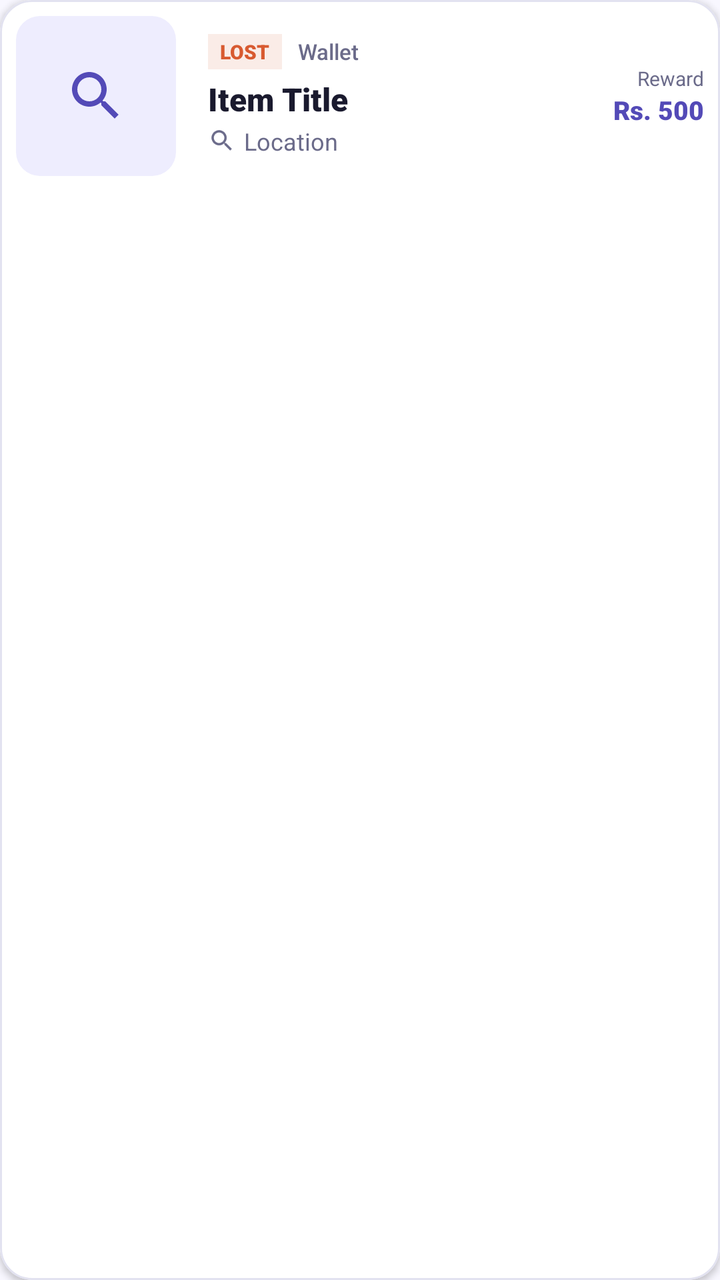
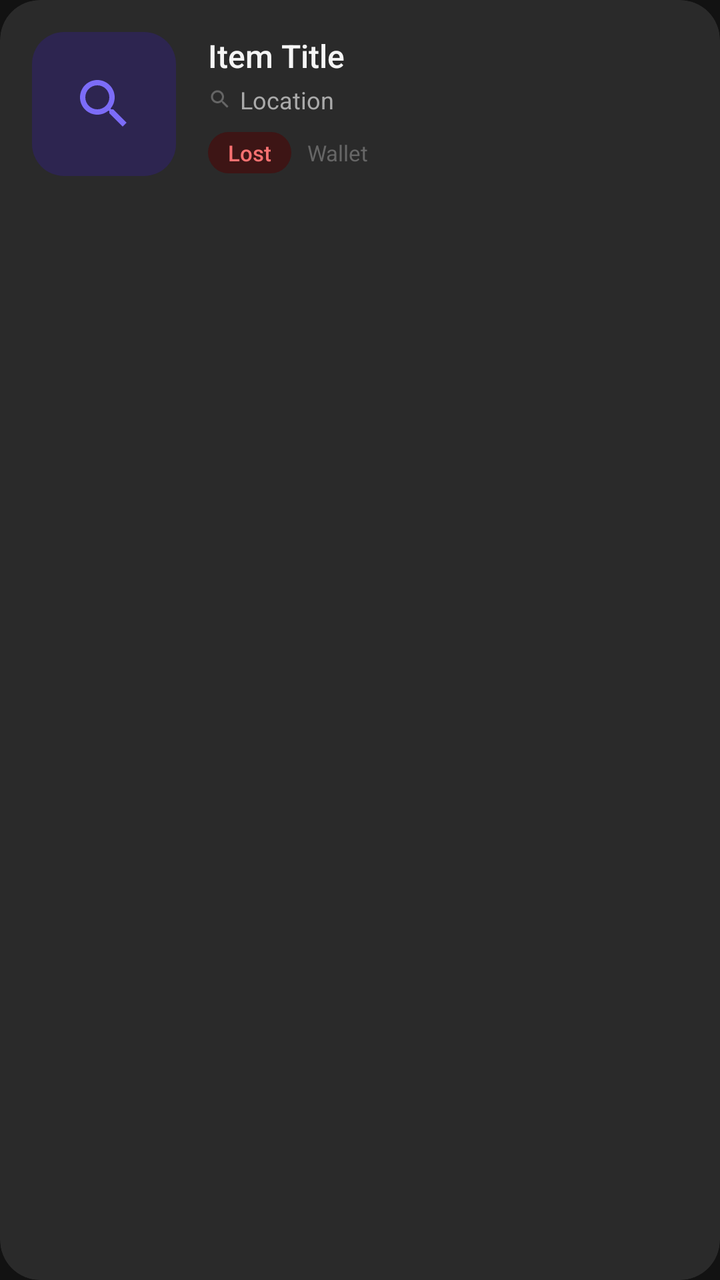

Screens rendered from an Android XML layout before and after an edit, with the pre-edit source and the edit as a unified diff.
<!-- AndroidManifest.xml: application theme Theme.Findora -->
<!-- res/layout/item_card.xml -->
<?xml version="1.0" encoding="utf-8"?>
<com.google.android.material.card.MaterialCardView xmlns:android="http://schemas.android.com/apk/res/android"
    xmlns:app="http://schemas.android.com/apk/res-auto"
    style="@style/Widget.Findora.Card"
    android:layout_width="match_parent"
    android:layout_height="wrap_content"
    android:layout_marginHorizontal="@dimen/spacing_small"
    android:layout_marginVertical="6dp">

    <LinearLayout
        android:layout_width="match_parent"
        android:layout_height="wrap_content"
        android:gravity="center_vertical"
        android:orientation="horizontal"
        android:padding="@dimen/spacing_small">

        
        <com.google.android.material.card.MaterialCardView
            android:layout_width="80dp"
            android:layout_height="80dp"
            app:cardCornerRadius="12dp"
            app:cardElevation="0dp"
            app:strokeWidth="0dp">

            <FrameLayout
                android:layout_width="match_parent"
                android:layout_height="match_parent">

                <ImageView
                    android:id="@+id/ivItemImage"
                    android:layout_width="match_parent"
                    android:layout_height="match_parent"
                    android:scaleType="centerCrop"
                    android:visibility="gone" />

                <FrameLayout
                    android:id="@+id/layoutIconPlaceholder"
                    android:layout_width="match_parent"
                    android:layout_height="match_parent"
                    android:background="@color/light_purple">

                    <ImageView
                        android:id="@+id/ivPlaceholderIcon"
                        android:layout_width="32dp"
                        android:layout_height="32dp"
                        android:layout_gravity="center"
                        android:src="@drawable/ic_search"
                        app:tint="@color/primary_purple" />
                </FrameLayout>
            </FrameLayout>
        </com.google.android.material.card.MaterialCardView>

        
        <LinearLayout
            android:layout_width="0dp"
            android:layout_height="wrap_content"
            android:layout_marginStart="@dimen/spacing_medium"
            android:layout_weight="1"
            android:orientation="vertical">

            <LinearLayout
                android:layout_width="wrap_content"
                android:layout_height="wrap_content"
                android:gravity="center_vertical"
                android:orientation="horizontal">

                <TextView
                    android:id="@+id/tvTypeBadge"
                    android:layout_width="wrap_content"
                    android:layout_height="wrap_content"
                    android:background="@color/light_red"
                    android:paddingHorizontal="6dp"
                    android:paddingVertical="2dp"
                    android:text="LOST"
                    android:textColor="@color/error_red"
                    android:textSize="10sp"
                    android:fontFamily="sans-serif-black" />

                <TextView
                    android:id="@+id/tvCategory"
                    android:layout_width="wrap_content"
                    android:layout_height="wrap_content"
                    android:layout_marginStart="8dp"
                    android:text="Wallet"
                    android:textColor="@color/text_gray"
                    android:textSize="11sp"
                    android:fontFamily="sans-serif-medium" />
            </LinearLayout>

            <TextView
                android:id="@+id/tvTitle"
                android:layout_width="match_parent"
                android:layout_height="wrap_content"
                android:layout_marginTop="4dp"
                android:ellipsize="end"
                android:maxLines="1"
                android:text="Item Title"
                android:textColor="@color/text_dark"
                android:textSize="16sp"
                android:fontFamily="sans-serif-black" />

            <LinearLayout
                android:id="@+id/layoutLocation"
                android:layout_width="match_parent"
                android:layout_height="wrap_content"
                android:layout_marginTop="2dp"
                android:gravity="center_vertical"
                android:orientation="horizontal">

                <ImageView
                    android:layout_width="14dp"
                    android:layout_height="14dp"
                    android:src="@drawable/ic_search"
                    app:tint="@color/text_gray" />

                <TextView
                    android:id="@+id/tvLocation"
                    android:layout_width="wrap_content"
                    android:layout_height="wrap_content"
                    android:layout_marginStart="4dp"
                    android:ellipsize="end"
                    android:maxLines="1"
                    android:text="Location"
                    android:textColor="@color/text_gray"
                    android:textSize="12sp" />
            </LinearLayout>
        </LinearLayout>

        
        <LinearLayout
            android:id="@+id/layoutReward"
            android:layout_width="wrap_content"
            android:layout_height="wrap_content"
            android:gravity="end"
            android:orientation="vertical"
            android:paddingStart="@dimen/spacing_small">

            <TextView
                android:layout_width="wrap_content"
                android:layout_height="wrap_content"
                android:text="Reward"
                android:textColor="@color/text_gray"
                android:textSize="10sp" />

            <TextView
                android:id="@+id/tvReward"
                android:layout_width="wrap_content"
                android:layout_height="wrap_content"
                android:text="Rs. 500"
                android:textColor="@color/primary_purple"
                android:textSize="13sp"
                android:fontFamily="sans-serif-black" />
        </LinearLayout>

    </LinearLayout>
</com.google.android.material.card.MaterialCardView>
<!-- resources referenced by this layout -->
<resources>
  <color name="error_red">#D85A30</color>
  <color name="light_purple">#EEEDFE</color>
  <color name="light_red">#FAECE7</color>
  <color name="primary_purple">#534AB7</color>
  <color name="text_dark">#1A1A2E</color>
  <color name="text_gray">#6B6B8A</color>
  <style name="Widget.Findora.Card" parent="Widget.Material3.CardView.Elevated">
          <item name="cardCornerRadius">16dp</item>
          <item name="cardElevation">2dp</item>
          <item name="strokeColor">@color/card_border</item>
          <item name="strokeWidth">1dp</item>
          <item name="cardBackgroundColor">@color/white</item>
      </style>
  <style name="Theme.Findora" parent="Theme.Material3.DayNight.NoActionBar">
          
          <item name="colorPrimary">@color/primary_purple</item>
          <item name="colorOnPrimary">@color/white</item>
          <item name="colorPrimaryContainer">@color/light_purple</item>
          <item name="colorOnPrimaryContainer">@color/dark_purple</item>
  
          
          <item name="colorSecondary">@color/success_green</item>
          <item name="colorOnSecondary">@color/white</item>
          <item name="colorSecondaryContainer">@color/light_green</item>
          <item name="colorOnSecondaryContainer">@color/success_green</item>
  
          
          <item name="android:statusBarColor">@color/screen_background</item>
          <item name="android:windowLightStatusBar">true</item>
          
          
          <item name="android:windowBackground">@color/screen_background</item>
  
          
          <item name="materialButtonStyle">@style/Widget.Findora.Button</item>
          <item name="materialCardViewStyle">@style/Widget.Findora.Card</item>
          <item name="textInputStyle">@style/Widget.Findora.TextInputLayout</item>
      </style>
  <color name="card_border">#E2E2F0</color>
  <color name="dark_purple">#3C3489</color>
  <color name="success_green">#1D9E75</color>
  <color name="light_green">#E1F5EE</color>
  <color name="screen_background">#F8F7FF</color>
  <style name="Widget.Findora.Button" parent="Widget.Material3.Button">
          <item name="cornerRadius">12dp</item>
          <item name="android:insetTop">0dp</item>
          <item name="android:insetBottom">0dp</item>
          <item name="android:textAllCaps">false</item>
          <item name="android:fontFamily">sans-serif-medium</item>
          <item name="android:paddingTop">12dp</item>
          <item name="android:paddingBottom">12dp</item>
      </style>
  <style name="Widget.Findora.TextInputLayout" parent="Widget.Material3.TextInputLayout.OutlinedBox">
          <item name="boxCornerRadiusTopStart">12dp</item>
          <item name="boxCornerRadiusTopEnd">12dp</item>
          <item name="boxCornerRadiusBottomStart">12dp</item>
          <item name="boxCornerRadiusBottomEnd">12dp</item>
          <item name="boxStrokeColor">@color/primary_purple</item>
          <item name="hintTextColor">@color/primary_purple</item>
          <item name="android:textColorHint">@color/text_gray</item>
      </style>
  <!-- unchanged entries left out for length: 4 -->
</resources>

<!-- the commit's change to res/layout/item_card.xml (unified diff, before → after) -->
@@ -1,24 +1,26 @@
 <?xml version="1.0" encoding="utf-8"?>
-<com.google.android.material.card.MaterialCardView xmlns:android="http://schemas.android.com/apk/res/android"
+<com.google.android.material.card.MaterialCardView
+    xmlns:android="http://schemas.android.com/apk/res/android"
     xmlns:app="http://schemas.android.com/apk/res-auto"
     style="@style/Widget.Findora.Card"
     android:layout_width="match_parent"
     android:layout_height="wrap_content"
-    android:layout_marginHorizontal="@dimen/spacing_small"
-    android:layout_marginVertical="6dp">
+    android:layout_marginHorizontal="0dp"
+    android:layout_marginVertical="6dp"
+    app:rippleColor="#1A7C6CF8">
 
     <LinearLayout
         android:layout_width="match_parent"
         android:layout_height="wrap_content"
         android:gravity="center_vertical"
         android:orientation="horizontal"
-        android:padding="@dimen/spacing_small">
+        android:padding="@dimen/spacing_medium">
 
         
         <com.google.android.material.card.MaterialCardView
-            android:layout_width="80dp"
-            android:layout_height="80dp"
-            app:cardCornerRadius="12dp"
+            android:layout_width="72dp"
+            android:layout_height="72dp"
+            app:cardCornerRadius="16dp"
             app:cardElevation="0dp"
             app:strokeWidth="0dp">
 
@@ -58,23 +60,66 @@
             android:layout_weight="1"
             android:orientation="vertical">
 
+            
+            <TextView
+                android:id="@+id/tvTitle"
+                android:layout_width="match_parent"
+                android:layout_height="wrap_content"
+                android:ellipsize="end"
+                android:maxLines="1"
+                android:text="Item Title"
+                android:textColor="@color/text_dark"
+                android:textSize="16sp"
+                android:fontFamily="sans-serif-medium" />
+
+            
+            <LinearLayout
+                android:id="@+id/layoutLocation"
+                android:layout_width="match_parent"
+                android:layout_height="wrap_content"
+                android:layout_marginTop="3dp"
+                android:gravity="center_vertical"
+                android:orientation="horizontal">
+
+                <ImageView
+                    android:layout_width="12dp"
+                    android:layout_height="12dp"
+                    android:src="@drawable/ic_search"
+                    app:tint="@color/text_hint" />
+
+                <TextView
+                    android:id="@+id/tvLocation"
+                    android:layout_width="0dp"
+                    android:layout_height="wrap_content"
+                    android:layout_marginStart="4dp"
+                    android:layout_weight="1"
+                    android:ellipsize="end"
+                    android:maxLines="1"
+                    android:text="Location"
+                    android:textColor="@color/text_gray"
+                    android:textSize="12sp" />
+            </LinearLayout>
+
+            
             <LinearLayout
                 android:layout_width="wrap_content"
                 android:layout_height="wrap_content"
+                android:layout_marginTop="@dimen/spacing_small"
                 android:gravity="center_vertical"
                 android:orientation="horizontal">
 
+                
                 <TextView
                     android:id="@+id/tvTypeBadge"
                     android:layout_width="wrap_content"
                     android:layout_height="wrap_content"
-                    android:background="@color/light_red"
-                    android:paddingHorizontal="6dp"
-                    android:paddingVertical="2dp"
-                    android:text="LOST"
+                    android:background="@drawable/bg_badge_lost"
+                    android:paddingHorizontal="10dp"
+                    android:paddingVertical="3dp"
+                    android:text="Lost"
                     android:textColor="@color/error_red"
-                    android:textSize="10sp"
-                    android:fontFamily="sans-serif-black" />
+                    android:textSize="11sp"
+                    android:fontFamily="sans-serif-medium" />
 
                 <TextView
                     android:id="@+id/tvCategory"
@@ -82,47 +127,9 @@
                     android:layout_height="wrap_content"
                     android:layout_marginStart="8dp"
                     android:text="Wallet"
-                    android:textColor="@color/text_gray"
+                    android:textColor="@color/text_hint"
                     android:textSize="11sp"
-                    android:fontFamily="sans-serif-medium" />
-            </LinearLayout>
-
-            <TextView
-                android:id="@+id/tvTitle"
-                android:layout_width="match_parent"
-                android:layout_height="wrap_content"
-                android:layout_marginTop="4dp"
-                android:ellipsize="end"
-                android:maxLines="1"
-                android:text="Item Title"
-                android:textColor="@color/text_dark"
-                android:textSize="16sp"
-                android:fontFamily="sans-serif-black" />
-
-            <LinearLayout
-                android:id="@+id/layoutLocation"
-                android:layout_width="match_parent"
-                android:layout_height="wrap_content"
-                android:layout_marginTop="2dp"
-                android:gravity="center_vertical"
-                android:orientation="horizontal">
-
-                <ImageView
-                    android:layout_width="14dp"
-                    android:layout_height="14dp"
-                    android:src="@drawable/ic_search"
-                    app:tint="@color/text_gray" />
-
-                <TextView
-                    android:id="@+id/tvLocation"
-                    android:layout_width="wrap_content"
-                    android:layout_height="wrap_content"
-                    android:layout_marginStart="4dp"
-                    android:ellipsize="end"
-                    android:maxLines="1"
-                    android:text="Location"
-                    android:textColor="@color/text_gray"
-                    android:textSize="12sp" />
+                    android:fontFamily="sans-serif" />
             </LinearLayout>
         </LinearLayout>
 
@@ -131,25 +138,27 @@
             android:id="@+id/layoutReward"
             android:layout_width="wrap_content"
             android:layout_height="wrap_content"
-            android:gravity="end"
+            android:gravity="center|end"
             android:orientation="vertical"
-            android:paddingStart="@dimen/spacing_small">
+            android:paddingStart="@dimen/spacing_small"
+            android:visibility="gone">
 
             <TextView
                 android:layout_width="wrap_content"
                 android:layout_height="wrap_content"
                 android:text="Reward"
-                android:textColor="@color/text_gray"
+                android:textColor="@color/text_hint"
                 android:textSize="10sp" />
 
             <TextView
                 android:id="@+id/tvReward"
                 android:layout_width="wrap_content"
                 android:layout_height="wrap_content"
+                android:layout_marginTop="2dp"
                 android:text="Rs. 500"
                 android:textColor="@color/primary_purple"
                 android:textSize="13sp"
-                android:fontFamily="sans-serif-black" />
+                android:fontFamily="sans-serif-medium" />
         </LinearLayout>
 
     </LinearLayout>
<!-- resource entries referenced after the edit -->
@@ -1,65 +1,123 @@
 <!-- resources referenced by this layout -->
 <resources>
-  <color name="error_red">#D85A30</color>
-  <color name="light_purple">#EEEDFE</color>
-  <color name="light_red">#FAECE7</color>
-  <color name="primary_purple">#534AB7</color>
-  <color name="text_dark">#1A1A2E</color>
-  <color name="text_gray">#6B6B8A</color>
+  <color name="error_red">#F87171</color>
+  <color name="light_purple">#2D2550</color>
+  <color name="primary_purple">#7C6CF8</color>
+  <color name="text_dark">#F5F5F5</color>
+  <color name="text_gray">#AAAAAA</color>
+  <color name="text_hint">#666666</color>
+  <!-- drawable bg_badge_lost (drawable) -->
+  <?xml version="1.0" encoding="utf-8"?>
+  <shape xmlns:android="http://schemas.android.com/apk/res/android"
+      android:shape="rectangle">
+      <solid android:color="#3D1515" />
+      <corners android:radius="20dp" />
+  </shape>
   <style name="Widget.Findora.Card" parent="Widget.Material3.CardView.Elevated">
-          <item name="cardCornerRadius">16dp</item>
-          <item name="cardElevation">2dp</item>
-          <item name="strokeColor">@color/card_border</item>
-          <item name="strokeWidth">1dp</item>
-          <item name="cardBackgroundColor">@color/white</item>
+          <item name="cardCornerRadius">@dimen/card_corner_radius</item>
+          <item name="cardElevation">0dp</item>
+          <item name="strokeWidth">0dp</item>
+          <item name="cardBackgroundColor">@color/card_background</item>
+          <item name="rippleColor">@color/primary_purple_10</item>
       </style>
-  <style name="Theme.Findora" parent="Theme.Material3.DayNight.NoActionBar">
+  <style name="Theme.Findora" parent="Theme.Material3.Dark.NoActionBar">
+  
           
           <item name="colorPrimary">@color/primary_purple</item>
           <item name="colorOnPrimary">@color/white</item>
           <item name="colorPrimaryContainer">@color/light_purple</item>
-          <item name="colorOnPrimaryContainer">@color/dark_purple</item>
+          <item name="colorOnPrimaryContainer">@color/md_theme_onPrimaryContainer</item>
   
-          
           <item name="colorSecondary">@color/success_green</item>
-          <item name="colorOnSecondary">@color/white</item>
+          <item name="colorOnSecondary">@color/md_theme_onSecondary</item>
           <item name="colorSecondaryContainer">@color/light_green</item>
           <item name="colorOnSecondaryContainer">@color/success_green</item>
   
+          <item name="colorError">@color/error_red</item>
+          <item name="colorOnError">@color/md_theme_onError</item>
+  
+          
+          <item name="android:colorBackground">@color/screen_background</item>
+          <item name="colorSurface">@color/surface_01</item>
+          <item name="colorOnSurface">@color/text_dark</item>
+          <item name="colorSurfaceVariant">@color/card_background</item>
+          <item name="colorOnSurfaceVariant">@color/text_gray</item>
+          <item name="colorOutline">@color/md_theme_outline</item>
+  
           
           <item name="android:statusBarColor">@color/screen_background</item>
-          <item name="android:windowLightStatusBar">true</item>
-          
-          
+          <item name="android:windowLightStatusBar" tools:targetApi="23">false</item>
           <item name="android:windowBackground">@color/screen_background</item>
+          <item name="android:navigationBarColor">@color/surface_01</item>
   
           
           <item name="materialButtonStyle">@style/Widget.Findora.Button</item>
           <item name="materialCardViewStyle">@style/Widget.Findora.Card</item>
           <item name="textInputStyle">@style/Widget.Findora.TextInputLayout</item>
+          <item name="chipStyle">@style/Widget.Findora.Chip</item>
+          <item name="bottomNavigationStyle">@style/Widget.Findora.BottomNav</item>
       </style>
-  <color name="card_border">#E2E2F0</color>
-  <color name="dark_purple">#3C3489</color>
-  <color name="success_green">#1D9E75</color>
-  <color name="light_green">#E1F5EE</color>
-  <color name="screen_background">#F8F7FF</color>
+  <dimen name="card_corner_radius">20dp</dimen>
+  <color name="card_background">#2A2A2A</color>
+  <color name="primary_purple_10">#1A7C6CF8</color>
+  <color name="md_theme_onPrimaryContainer">#CEC6FF</color>
+  <color name="success_green">#4ADE80</color>
+  <color name="md_theme_onSecondary">#0A2618</color>
+  <color name="light_green">#0D2B1A</color>
+  <color name="md_theme_onError">#3D0000</color>
+  <color name="screen_background">#121212</color>
+  <color name="surface_01">#1E1E1E</color>
+  <color name="md_theme_outline">#444444</color>
   <style name="Widget.Findora.Button" parent="Widget.Material3.Button">
-          <item name="cornerRadius">12dp</item>
+          <item name="cornerRadius">@dimen/button_corner_radius</item>
           <item name="android:insetTop">0dp</item>
           <item name="android:insetBottom">0dp</item>
           <item name="android:textAllCaps">false</item>
+          <item name="android:textSize">@dimen/text_body</item>
           <item name="android:fontFamily">sans-serif-medium</item>
-          <item name="android:paddingTop">12dp</item>
-          <item name="android:paddingBottom">12dp</item>
+          <item name="android:minHeight">@dimen/button_height</item>
+          <item name="android:letterSpacing">0.02</item>
+          <item name="backgroundTint">@color/primary_purple</item>
+          <item name="android:textColor">@color/white</item>
       </style>
   <style name="Widget.Findora.TextInputLayout" parent="Widget.Material3.TextInputLayout.OutlinedBox">
-          <item name="boxCornerRadiusTopStart">12dp</item>
-          <item name="boxCornerRadiusTopEnd">12dp</item>
-          <item name="boxCornerRadiusBottomStart">12dp</item>
-          <item name="boxCornerRadiusBottomEnd">12dp</item>
-          <item name="boxStrokeColor">@color/primary_purple</item>
+          <item name="boxCornerRadiusTopStart">@dimen/input_corner_radius</item>
+          <item name="boxCornerRadiusTopEnd">@dimen/input_corner_radius</item>
+          <item name="boxCornerRadiusBottomStart">@dimen/input_corner_radius</item>
+          <item name="boxCornerRadiusBottomEnd">@dimen/input_corner_radius</item>
+          <item name="boxStrokeColor">@color/md_theme_outline</item>
+          <item name="boxStrokeWidthFocused">2dp</item>
           <item name="hintTextColor">@color/primary_purple</item>
-          <item name="android:textColorHint">@color/text_gray</item>
+          <item name="android:textColorHint">@color/text_hint</item>
+          <item name="boxBackgroundColor">@color/surface_02</item>
+          <item name="endIconTint">@color/text_gray</item>
+          <item name="startIconTint">@color/text_gray</item>
+      </style>
+  <style name="Widget.Findora.Chip" parent="Widget.Material3.Chip.Filter">
+          <item name="chipCornerRadius">@dimen/chip_corner_radius</item>
+          <item name="chipBackgroundColor">@color/chip_bg_colors</item>
+          <item name="chipStrokeColor">@color/chip_stroke_colors</item>
+          <item name="chipStrokeWidth">1dp</item>
+          <item name="android:textColor">@color/chip_text_colors</item>
+          <item name="checkedIconVisible">false</item>
+          <item name="chipMinHeight">36dp</item>
+          <item name="android:textSize">@dimen/text_caption</item>
+          <item name="android:textStyle">bold</item>
+      </style>
+  <style name="Widget.Findora.BottomNav" parent="Widget.MaterialComponents.BottomNavigationView">
+          <item name="itemIconTint">@color/nav_item_colors</item>
+          <item name="itemTextColor">@color/nav_item_colors</item>
+          <item name="itemActiveIndicatorStyle">@style/Widget.Findora.BottomNav.ActiveIndicator</item>
+      </style>
+  <dimen name="button_corner_radius">16dp</dimen>
+  <dimen name="text_body">15sp</dimen>
+  <dimen name="button_height">56dp</dimen>
+  <dimen name="input_corner_radius">14dp</dimen>
+  <color name="surface_02">#252525</color>
+  <dimen name="chip_corner_radius">20dp</dimen>
+  <dimen name="text_caption">13sp</dimen>
+  <style name="Widget.Findora.BottomNav.ActiveIndicator" parent="Widget.Material3.BottomNavigationView.ActiveIndicator">
+          <item name="android:color">@color/light_purple</item>
       </style>
   <!-- unchanged entries left out for length: 4 -->
 </resources>
